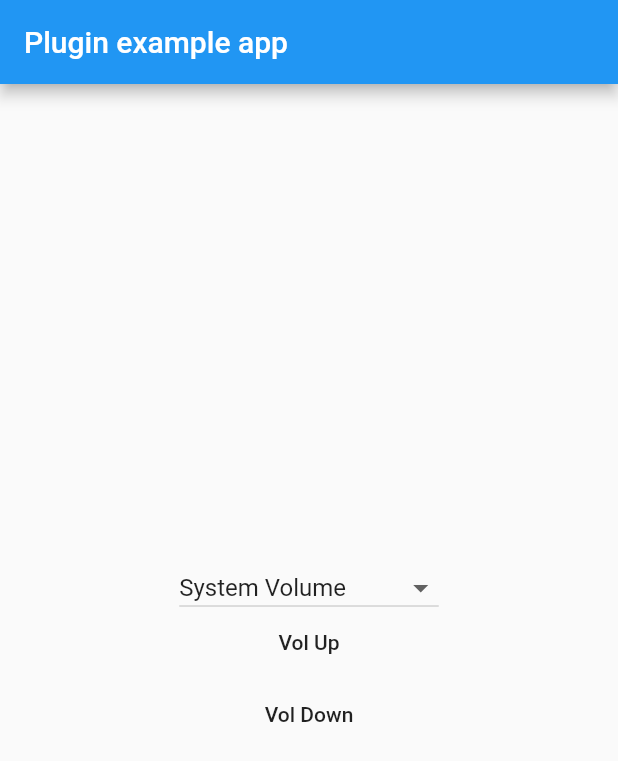
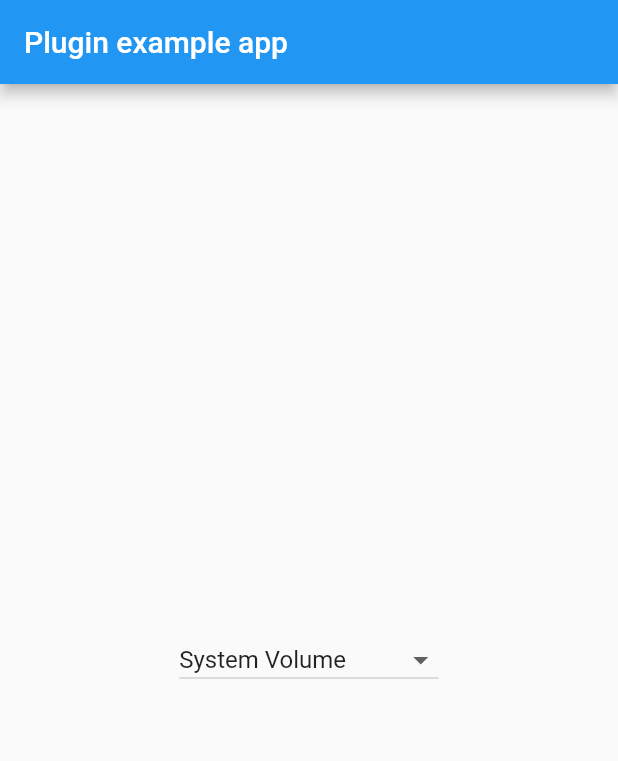
Before and after one commit to Aman-Malhotra/Volume_Flutter, a Flutter app: the screen it shows after launch, on a phone screen of 412 x 824 dp. Shown: the top 761 px of the screen. Run offline on Flutter 3.47's test engine with Material 2 defaults, Android fonts, the phone set to English and light mode, and no system bars; missing offline and left inert: system_shortcuts.

Commit message:
Removed system shortcuts vol up and vol down

```diff
--- a/example/lib/main.dart
+++ b/example/lib/main.dart
@@ -99,20 +99,20 @@ class _MyAppState extends State<MyApp> {
                     )
                   : Container(),
 
-              FlatButton(
-                child: Text("Vol Up"),
-                onPressed: (){
-                  Volume.volUp();
-                  updateVolumes();
-                },
-              ),
-              FlatButton(
-                child: Text("Vol Down"),
-                onPressed: (){
-                  Volume.volDown();
-                  updateVolumes();
-                },
-              )
+              // FlatButton(
+              //   child: Text("Vol Up"),
+              //   onPressed: (){
+              //     Volume.volUp();
+              //     updateVolumes();
+              //   },
+              // ),
+              // FlatButton(
+              //   child: Text("Vol Down"),
+              //   onPressed: (){
+              //     Volume.volDown();
+              //     updateVolumes();
+              //   },
+              // )
             ],
           ),
         ),
```
Also changed, not shown: 4 other files.
